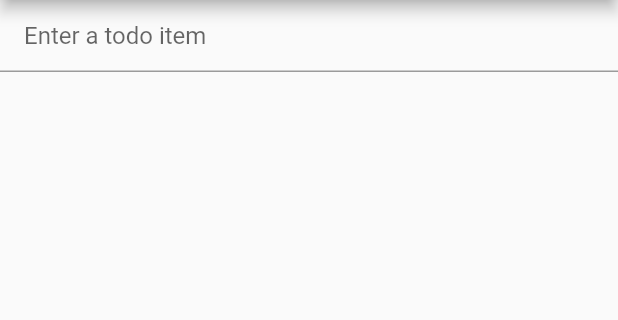
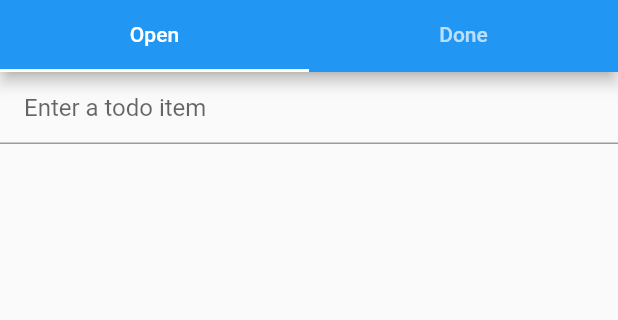
Before and after one commit to Baseflow/flutter_state_management_demo, a Flutter app: the screen it shows after launch, on a phone screen of 412 x 824 dp, the part 84-404 px from its top. Run offline on Flutter 3.47's test engine with Material 2 defaults, Android fonts, the phone set to English and light mode, and no system bars.

Commit message:
We created the state management problem

```diff
--- a/lib/main.dart
+++ b/lib/main.dart
@@ -1,4 +1,7 @@
 import 'package:flutter/material.dart';
+import 'package:flutter_state_management_demo/closed_items_view.dart';
+import 'package:flutter_state_management_demo/open_items_view.dart';
+import 'package:flutter_state_management_demo/to_do_item.dart';
 
 void main() {
   runApp(const MyApp());
@@ -27,54 +30,40 @@ class MyHomePage extends StatefulWidget {
 }
 
 class _MyHomePageState extends State<MyHomePage> {
-  final List<String> _todoItems = [];
-  final _textEditingController = TextEditingController();
-  final _focusNode = FocusNode();
+  List<ToDoItem> _todoItems = [];
 
   @override
   Widget build(BuildContext context) {
-    return Scaffold(
-      appBar: AppBar(
-        title: const Text('Todo List'),
-      ),
-      body: Column(
-        children: [
-          TextField(
-            textInputAction: TextInputAction.done,
-            controller: _textEditingController,
-            focusNode: _focusNode,
-            decoration: const InputDecoration(
-              contentPadding: EdgeInsets.symmetric(
-                horizontal: 16,
-                vertical: 8,
-              ),
-              hintText: 'Enter a todo item',
+    final openItems = _todoItems.where((todo) => !todo.isDone).toList();
+    return DefaultTabController(
+      length: 2,
+      child: Scaffold(
+        appBar: AppBar(
+            title: const Text('Todo List'),
+            bottom: const TabBar(
+              tabs: [
+                Tab(text: 'Open'),
+                Tab(text: 'Done'),
+              ],
+            )),
+        body: TabBarView(
+          children: [
+            OpenItemsView(
+              openItems: _todoItems
+                  .where(
+                    (element) => !element.isDone,
+                  )
+                  .toList(),
             ),
-            onSubmitted: (value) {
-              setState(() {
-                _todoItems.add(value);
-                _textEditingController.clear();
-                _focusNode.requestFocus();
-              });
-            },
-          ),
-          Expanded(
-            child: ListView.builder(
-              itemCount: _todoItems.length,
-              itemBuilder: (BuildContext context, int index) => ListTile(
-                title: Text('${index + 1}. ${_todoItems[index]}'),
-                trailing: IconButton(
-                  icon: const Icon(Icons.delete),
-                  onPressed: () {
-                    setState(() {
-                      _todoItems.removeAt(index);
-                    });
-                  },
-                ),
-              ),
+            ClosedItemsView(
+              closedItems: _todoItems
+                  .where(
+                    (element) => element.isDone,
+                  )
+                  .toList(),
             ),
-          ),
-        ],
+          ],
+        ),
       ),
     );
   }
--- /dev/null
+++ b/lib/open_items_view.dart
@@ -0,0 +1,74 @@
+import 'package:flutter/material.dart';
+import 'package:flutter_state_management_demo/to_do_item.dart';
+
+class OpenItemsView extends StatefulWidget {
+  const OpenItemsView({
+    required List<ToDoItem> openItems,
+    super.key,
+  }) : _openItems = openItems;
+
+  final List<ToDoItem> _openItems;
+
+  @override
+  _OpenItemsViewState createState() => _OpenItemsViewState();
+}
+
+class _OpenItemsViewState extends State<OpenItemsView> {
+  final _textEditingController = TextEditingController();
+  final _focusNode = FocusNode();
+
+  @override
+  Widget build(BuildContext context) {
+    return Column(
+      children: [
+        TextField(
+          textInputAction: TextInputAction.done,
+          controller: _textEditingController,
+          focusNode: _focusNode,
+          decoration: const InputDecoration(
+            contentPadding: EdgeInsets.symmetric(
+              horizontal: 16,
+              vertical: 8,
+            ),
+            hintText: 'Enter a todo item',
+          ),
+          onSubmitted: (value) {
+            setState(() {
+              widget._openItems.add(ToDoItem(title: value));
+              _textEditingController.clear();
+              _focusNode.requestFocus();
+            });
+          },
+        ),
+        Expanded(
+          child: ListView.builder(
+            itemCount: widget._openItems.length,
+            itemBuilder: (BuildContext context, int index) {
+              final todo = widget._openItems[index];
+              return ListTile(
+                title: Text('${index + 1}. ${todo.title}'),
+                leading: Checkbox(
+                  value: todo.isDone,
+                  onChanged: (value) {
+                    setState(() {
+                      todo.isDone = value ?? false;
+                      widget._openItems.remove(todo);
+                    });
+                  },
+                ),
+                trailing: IconButton(
+                  icon: const Icon(Icons.delete),
+                  onPressed: () {
+                    setState(() {
+                      widget._openItems.removeAt(index);
+                    });
+                  },
+                ),
+              );
+            },
+          ),
+        ),
+      ],
+    );
+  }
+}
--- /dev/null
+++ b/lib/to_do_item.dart
@@ -0,0 +1,9 @@
+class ToDoItem {
+  ToDoItem({
+    required this.title,
+    this.isDone = false,
+  });
+
+  String title;
+  bool isDone;
+}
```
Also changed, not shown: lib/closed_items_view.dart (added, +45 -0 lines), 2 other files.
